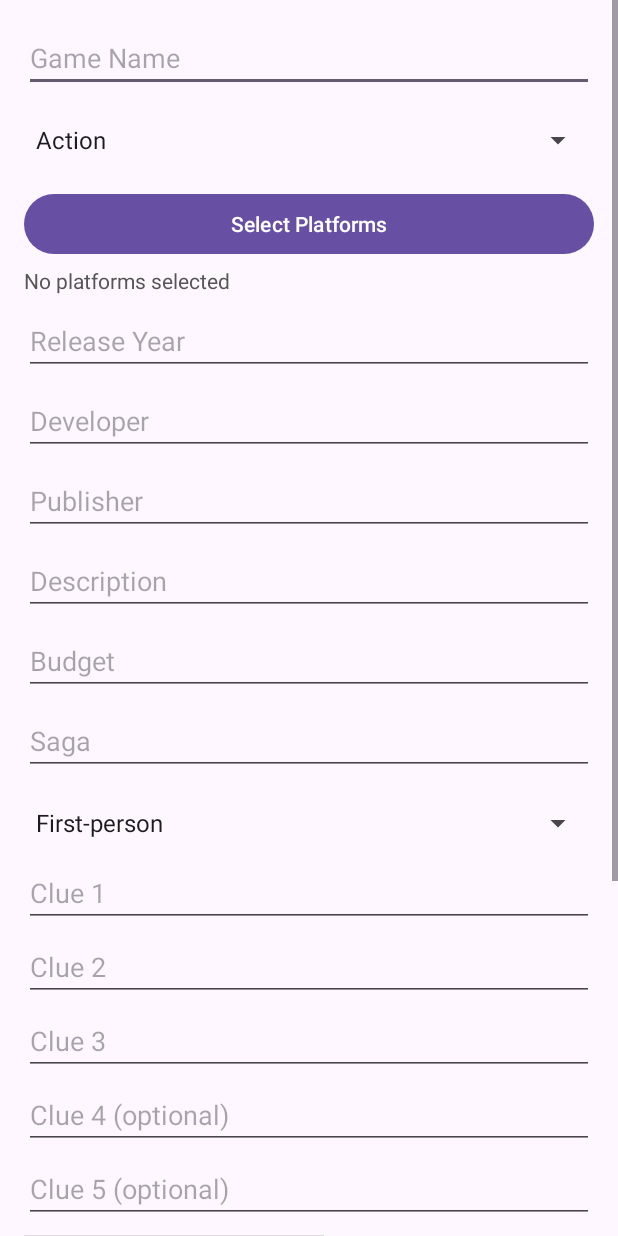
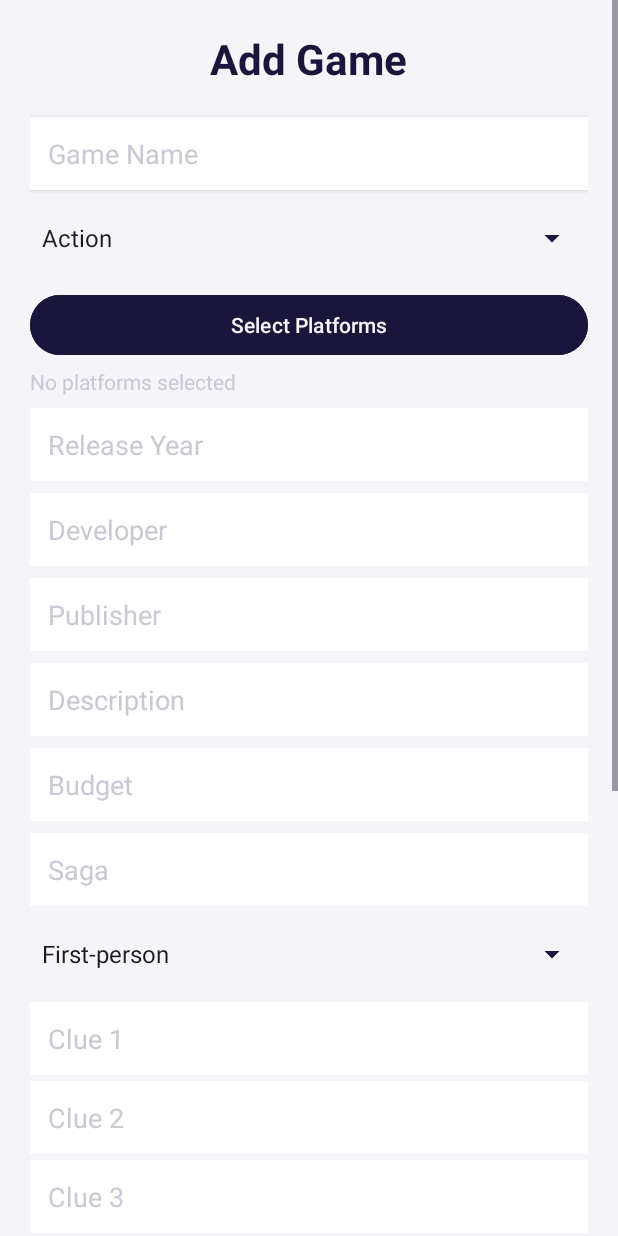
Before and after one commit to ST10258256/PROG7314-POE-PART_TWO-GameGuesser, an Android app: the AddGame screen opened directly, with no data from a screen before it, on a phone screen of 412 x 824 dp. Run offline under Robolectric (Android 15) with nearby library versions, the light colour scheme and no system bars.

Commit message:
UI updated

```diff
--- /dev/null
+++ b/app/src/main/res/drawable/baseline_tune_24.xml
@@ -0,0 +1,5 @@
+<vector xmlns:android="http://schemas.android.com/apk/res/android" android:height="24dp" android:tint="#000000" android:viewportHeight="24" android:viewportWidth="24" android:width="24dp">
+
+    <path android:fillColor="@android:color/white" android:pathData="M3,17v2h6v-2L3,17zM3,5v2h10L13,5L3,5zM13,21v-2h8v-2h-8v-2h-2v6h2zM7,9v2L3,11v2h4v2h2L9,9L7,9zM21,13v-2L11,11v2h10zM15,9h2L17,7h4L21,5h-4L17,3h-2v6z"/>
+
+</vector>
--- a/app/src/main/res/layout/activity_add_game.xml
+++ b/app/src/main/res/layout/activity_add_game.xml
@@ -2,35 +2,54 @@
 <ScrollView xmlns:android="http://schemas.android.com/apk/res/android"
     android:layout_width="match_parent"
     android:layout_height="match_parent"
+    android:background="#F4F4F9"
     android:fillViewport="true">
 
     <LinearLayout
         android:layout_width="match_parent"
         android:layout_height="wrap_content"
         android:orientation="vertical"
-        android:padding="16dp">
+        android:padding="20dp">
 
-        <!-- Game Name -->
+        <TextView
+            android:id="@+id/textViewHeading"
+            android:layout_width="wrap_content"
+            android:layout_height="wrap_content"
+            android:text="Add Game"
+            android:textColor="#1A153A"
+            android:textSize="28sp"
+            android:textStyle="bold"
+            android:layout_gravity="center_horizontal"
+            android:layout_marginBottom="20dp" />
+
         <EditText
             android:id="@+id/editTextName"
             android:layout_width="match_parent"
             android:layout_height="wrap_content"
-            android:hint="Game Name" />
+            android:hint="Game Name"
+            android:padding="12dp"
+            android:background="#FFFFFF"
+            android:textColor="#1A153A"
+            android:textColorHint="#C9C8D3"
+            android:elevation="2dp" />
 
-        <!-- Genre Spinner -->
         <Spinner
             android:id="@+id/spinnerGenre"
             android:layout_width="match_parent"
             android:layout_height="wrap_content"
-            android:layout_marginTop="8dp" />
+            android:layout_marginTop="8dp"
+            android:popupBackground="#FFFFFF"
+            android:backgroundTint="#1A153A" />
 
-        <!-- Platform MultiChoice -->
         <Button
             android:id="@+id/buttonSelectPlatforms"
             android:layout_width="match_parent"
             android:layout_height="wrap_content"
             android:text="Select Platforms"
-            android:layout_marginTop="8dp" />
+            android:textAllCaps="false"
+            android:textColor="#F4F4F9"
+            android:backgroundTint="#1A153A"
+            android:layout_marginTop="10dp" />
 
         <TextView
             android:id="@+id/textViewSelectedPlatforms"
@@ -38,10 +57,9 @@
             android:layout_height="wrap_content"
             android:text="No platforms selected"
             android:textSize="14sp"
-            android:textColor="#555555"
+            android:textColor="#C9C8D3"
             android:layout_marginTop="4dp" />
 
-        <!-- Release Year Picker -->
         <EditText
             android:id="@+id/editTextReleaseYear"
             android:layout_width="match_parent"
@@ -49,118 +67,166 @@
             android:hint="Release Year"
             android:focusable="false"
             android:clickable="true"
+            android:padding="12dp"
+            android:background="#FFFFFF"
+            android:textColor="#1A153A"
+            android:textColorHint="#C9C8D3"
             android:layout_marginTop="8dp" />
 
-        <!-- Developer -->
         <EditText
             android:id="@+id/editTextDeveloper"
             android:layout_width="match_parent"
             android:layout_height="wrap_content"
             android:hint="Developer"
+            android:padding="12dp"
+            android:background="#FFFFFF"
+            android:textColor="#1A153A"
+            android:textColorHint="#C9C8D3"
             android:layout_marginTop="8dp" />
 
-        <!-- Publisher -->
         <EditText
             android:id="@+id/editTextPublisher"
             android:layout_width="match_parent"
             android:layout_height="wrap_content"
             android:hint="Publisher"
+            android:padding="12dp"
+            android:background="#FFFFFF"
+            android:textColor="#1A153A"
+            android:textColorHint="#C9C8D3"
             android:layout_marginTop="8dp" />
 
-        <!-- Description -->
         <EditText
             android:id="@+id/editTextDescription"
             android:layout_width="match_parent"
             android:layout_height="wrap_content"
             android:hint="Description"
+            android:padding="12dp"
+            android:background="#FFFFFF"
+            android:textColor="#1A153A"
+            android:textColorHint="#C9C8D3"
             android:layout_marginTop="8dp" />
 
-        <!-- Budget -->
         <EditText
             android:id="@+id/editTextBudget"
             android:layout_width="match_parent"
             android:layout_height="wrap_content"
             android:hint="Budget"
             android:inputType="numberDecimal"
+            android:padding="12dp"
+            android:background="#FFFFFF"
+            android:textColor="#1A153A"
+            android:textColorHint="#C9C8D3"
             android:layout_marginTop="8dp" />
 
-        <!-- Saga -->
         <EditText
             android:id="@+id/editTextSaga"
             android:layout_width="match_parent"
             android:layout_height="wrap_content"
             android:hint="Saga"
+            android:padding="12dp"
+            android:background="#FFFFFF"
+            android:textColor="#1A153A"
+            android:textColorHint="#C9C8D3"
             android:layout_marginTop="8dp" />
 
-        <!-- POV Spinner -->
         <Spinner
             android:id="@+id/spinnerPOV"
             android:layout_width="match_parent"
             android:layout_height="wrap_content"
-            android:layout_marginTop="8dp" />
+            android:layout_marginTop="8dp"
+            android:popupBackground="#FFFFFF"
+            android:backgroundTint="#1A153A" />
 
         <!-- Clues -->
-
         <EditText
             android:id="@+id/editTextClue1"
             android:layout_width="match_parent"
             android:layout_height="wrap_content"
-            android:hint="Clue 1" />
+            android:hint="Clue 1"
+            android:padding="12dp"
+            android:background="#FFFFFF"
+            android:textColor="#1A153A"
+            android:textColorHint="#C9C8D3"
+            android:layout_marginTop="8dp" />
 
         <EditText
             android:id="@+id/editTextClue2"
             android:layout_width="match_parent"
             android:layout_height="wrap_content"
             android:hint="Clue 2"
-            android:layout_marginTop="4dp"/>
+            android:padding="12dp"
+            android:background="#FFFFFF"
+            android:textColor="#1A153A"
+            android:textColorHint="#C9C8D3"
+            android:layout_marginTop="4dp" />
 
         <EditText
             android:id="@+id/editTextClue3"
             android:layout_width="match_parent"
             android:layout_height="wrap_content"
             android:hint="Clue 3"
-            android:layout_marginTop="4dp"/>
+            android:padding="12dp"
+            android:background="#FFFFFF"
+            android:textColor="#1A153A"
+            android:textColorHint="#C9C8D3"
+            android:layout_marginTop="4dp" />
 
         <EditText
             android:id="@+id/editTextClue4"
             android:layout_width="match_parent"
             android:layout_height="wrap_content"
-            android:hint="Clue 4 (optional)"
-            android:layout_marginTop="4dp"/>
+            android:hint="Clue 4"
+            android:padding="12dp"
+            android:background="#FFFFFF"
+            android:textColor="#1A153A"
+            android:textColorHint="#C9C8D3"
+            android:layout_marginTop="4dp" />
 
         <EditText
             android:id="@+id/editTextClue5"
             android:layout_width="match_parent"
             android:layout_height="wrap_content"
-            android:hint="Clue 5 (optional)"
-            android:layout_marginTop="4dp"/>
+            android:hint="Clue 5"
+            android:padding="12dp"
+            android:background="#FFFFFF"
+            android:textColor="#1A153A"
+            android:textColorHint="#C9C8D3"
+            android:layout_marginTop="4dp" />
 
-        <!-- Image Preview -->
         <ImageView
             android:id="@+id/imagePreview"
             android:layout_width="200dp"
             android:layout_height="200dp"
-            android:layout_marginTop="8dp"
+            android:layout_gravity="center"
+            android:layout_marginTop="16dp"
             android:scaleType="centerCrop"
-            android:background="#DDDDDD"
-            android:contentDescription="Cover Image Preview" />
+            android:background="#C9C8D3"
+            android:contentDescription="Cover Image Preview"
+            android:clipToOutline="true" />
 
-        <!-- Cover Image Picker -->
         <EditText
             android:id="@+id/editTextCoverImagePath"
             android:layout_width="match_parent"
             android:layout_height="wrap_content"
             android:hint="Tap to pick cover image"
+            android:padding="12dp"
+            android:background="#FFFFFF"
+            android:textColor="#1A153A"
+            android:textColorHint="#C9C8D3"
             android:layout_marginTop="8dp"
             android:focusable="false"
             android:clickable="true" />
 
-        <!-- Save Button -->
         <Button
             android:id="@+id/buttonSave"
             android:layout_width="match_parent"
             android:layout_height="wrap_content"
             android:text="Save Game"
-            android:layout_marginTop="16dp" />
+            android:textAllCaps="false"
+            android:textColor="#F4F4F9"
+            android:backgroundTint="#1A153A"
+            android:layout_marginTop="20dp"
+            android:elevation="3dp" />
+
     </LinearLayout>
 </ScrollView>
```
Also changed, not shown: app/src/main/java/vcmsa/projects/gameguessr/Encyclopedia.kt (+40 -32 lines), app/src/main/res/layout/activity_encyclopedia.xml (+29 -50 lines), app/src/main/res/layout/dialog_filter.xml (added, +80 -0 lines).
